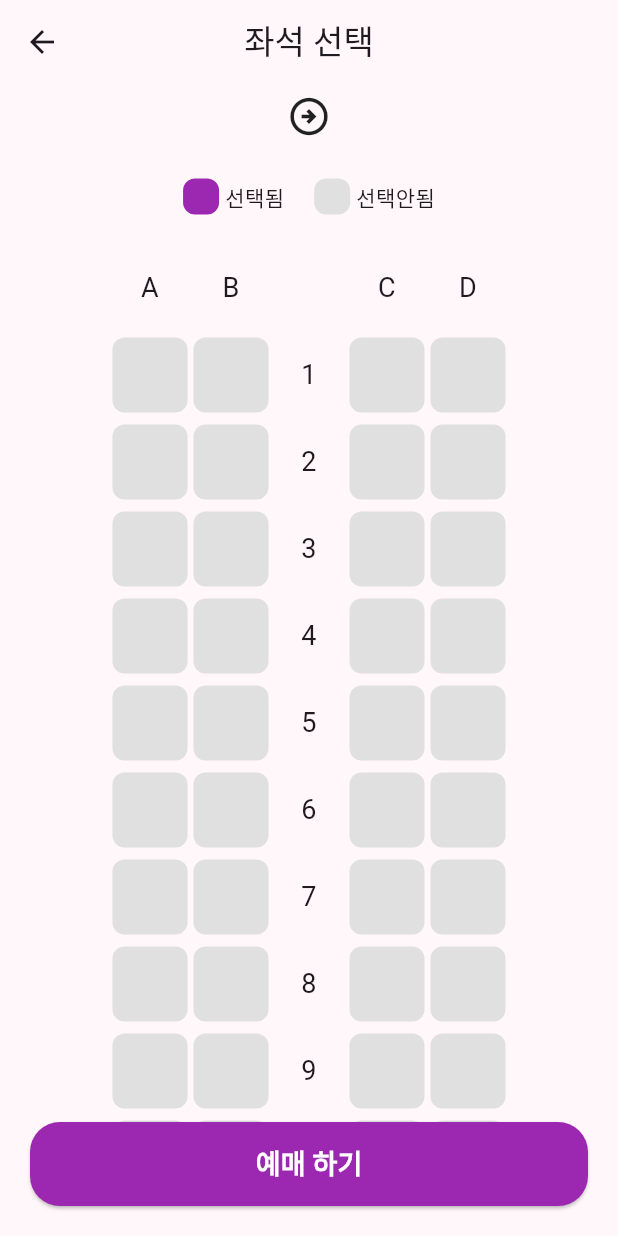
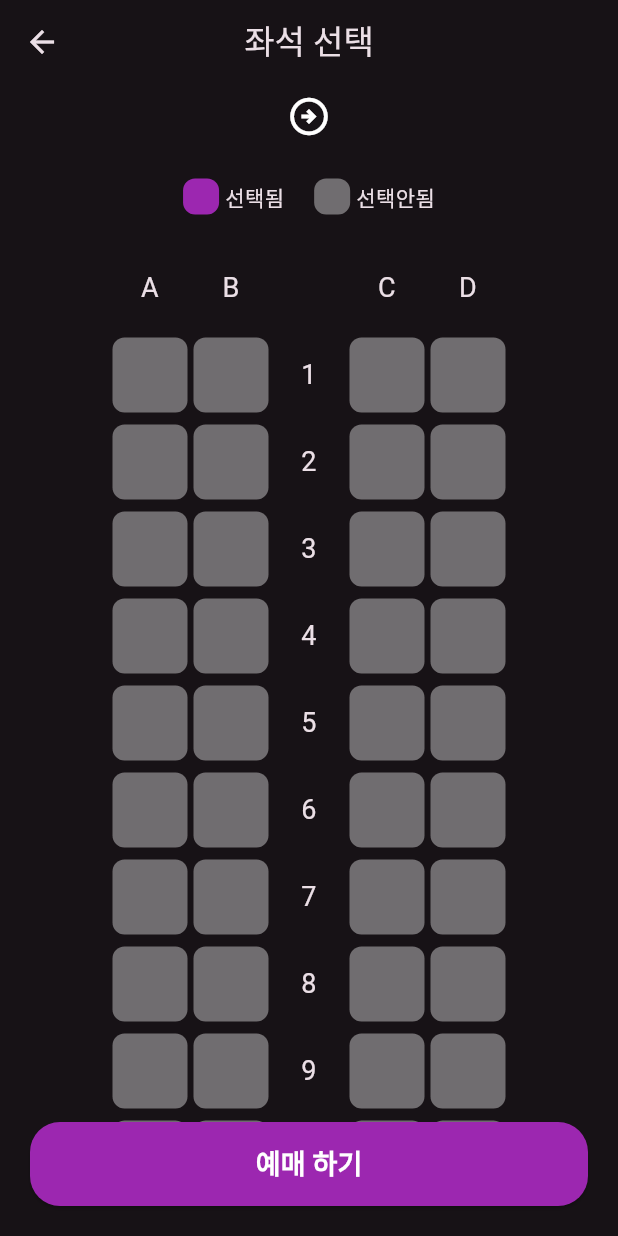
Before and after one commit to LeeHJuu/flutter_train_app, a Flutter app: the SeatPage screen opened directly with empty values, on a phone screen of 412 x 824 dp. Run offline on Flutter 3.47's test engine with Material 3 defaults, Android fonts, the phone set to English and light mode, and no system bars.

Commit message:
Update: 다크모드 테마 지정

```diff
--- a/lib/main.dart
+++ b/lib/main.dart
@@ -13,7 +13,7 @@ class MyApp extends StatelessWidget {
   @override
   Widget build(BuildContext context) {
     return MaterialApp(
-      // themeMode: ThemeMode.dark,
+      themeMode: ThemeMode.dark,
       theme: lightTheme,
       darkTheme: dartTheme,
       home: HomePage(),
--- a/lib/pages/home/home_page.dart
+++ b/lib/pages/home/home_page.dart
@@ -18,7 +18,7 @@ class _HomePageState extends State<HomePage> {
         centerTitle: true,
         title: Text("기차 예매"),
       ),
-      backgroundColor: Colors.grey[200],
+      backgroundColor: Theme.of(context).scaffoldBackgroundColor,
       body: Padding(
         padding: const EdgeInsets.symmetric(horizontal: 20),
         child: Column(
@@ -28,7 +28,7 @@ class _HomePageState extends State<HomePage> {
               // color: Colors.white,
               height: 200,
               decoration: BoxDecoration(
-                  borderRadius: BorderRadius.circular(20), color: Colors.white),
+                  borderRadius: BorderRadius.circular(20), color: Theme.of(context).canvasColor),
               child: Row(
                 mainAxisAlignment: MainAxisAlignment.center,
                 children: [
--- a/lib/pages/seat/seat_page.dart
+++ b/lib/pages/seat/seat_page.dart
@@ -85,7 +85,10 @@ class _SeatPageState extends State<SeatPage> {
                               },
                             ),
                             CupertinoDialogAction(
-                              child: Text("확인", style: TextStyle(color: Colors.blue),),
+                              child: Text(
+                                "확인",
+                                style: TextStyle(color: Colors.blue),
+                              ),
                               isDefaultAction: true,
                               onPressed: () {
                                 Navigator.pop(context);
@@ -172,8 +175,9 @@ class _SeatPageState extends State<SeatPage> {
           width: 50,
           height: 50,
           decoration: BoxDecoration(
-            color:
-                selected ? Theme.of(context).highlightColor : Colors.grey[300]!,
+            color: selected
+                ? Theme.of(context).highlightColor
+                : Theme.of(context).cardColor,
             borderRadius: BorderRadius.circular(8),
           ),
         ),
@@ -187,9 +191,9 @@ class _SeatPageState extends State<SeatPage> {
       child: Row(
         mainAxisAlignment: MainAxisAlignment.center,
         children: [
-          label("선택됨", Colors.purple),
+          label("선택됨", Theme.of(context).highlightColor),
           SizedBox(width: 20),
-          label("선택안됨", Colors.grey[300]!),
+          label("선택안됨", Theme.of(context).cardColor),
         ],
       ),
     );
--- a/lib/theme.dart
+++ b/lib/theme.dart
@@ -5,6 +5,9 @@ final lightTheme = ThemeData(
       seedColor: Colors.purple, brightness: Brightness.light),
   dividerColor: Colors.grey[400],
   highlightColor: Colors.purple,
+  cardColor: Colors.grey[300],
+  canvasColor: Colors.white,
+  scaffoldBackgroundColor: Colors.grey[200],
   elevatedButtonTheme: ElevatedButtonThemeData(
     style: ButtonStyle(
       shape: WidgetStatePropertyAll(
@@ -20,6 +23,8 @@ final dartTheme = ThemeData(
       seedColor: Colors.purple, brightness: Brightness.dark),
   dividerColor: Colors.grey[400],
   highlightColor: Colors.purple,
+  cardColor: Colors.white38,
+  canvasColor: Colors.white30,
   elevatedButtonTheme: ElevatedButtonThemeData(
     style: ButtonStyle(
       shape: WidgetStatePropertyAll(
```
